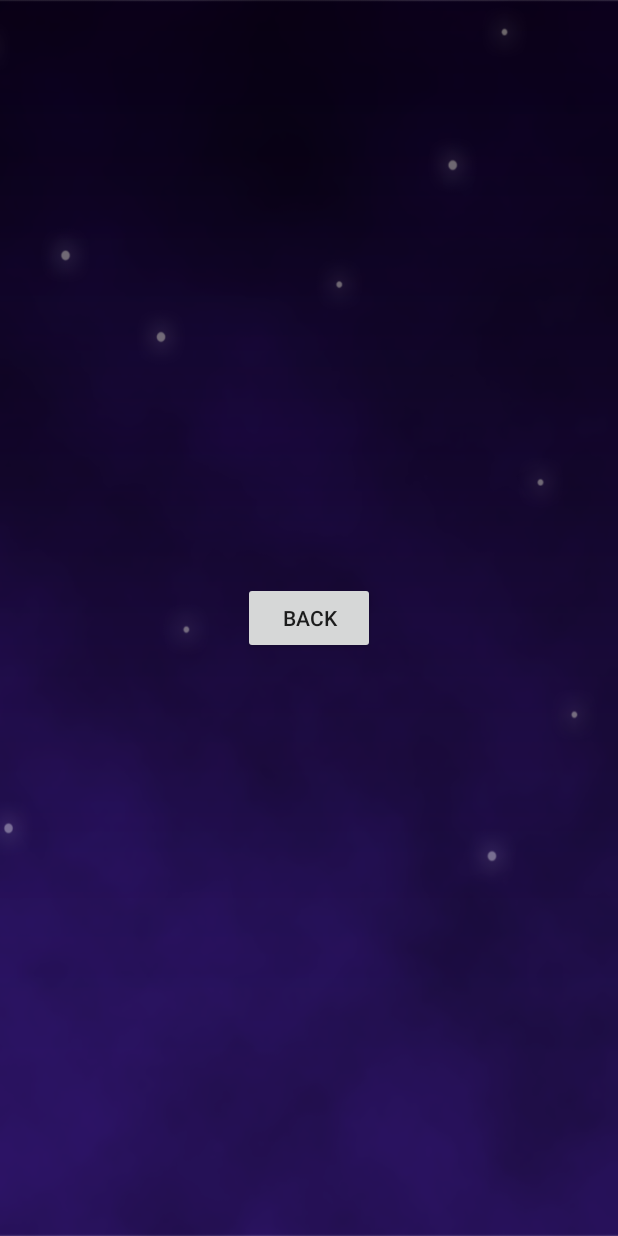
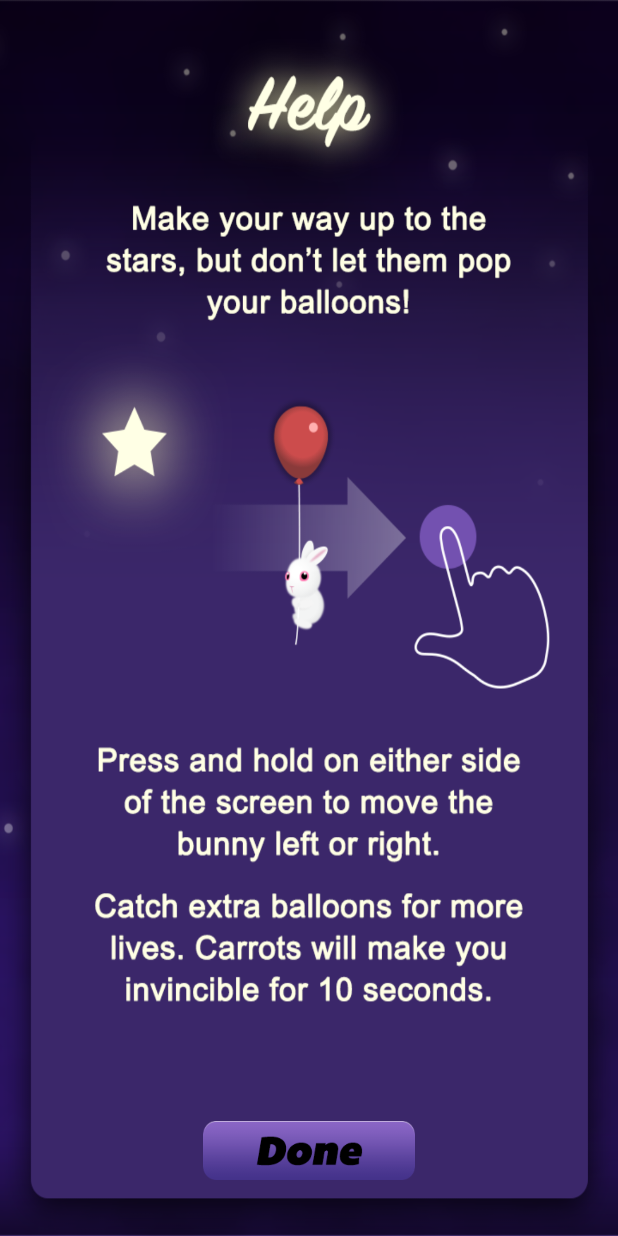
Before and after one commit to andrewr1991/Up-and-Away, an Android app: the HelpActivity screen opened directly, with no data from a screen before it, on a phone screen of 412 x 824 dp. Run offline under Robolectric (Android 15) with nearby library versions, the phone set to English and light mode, and no system bars.

Commit message:
Added help screen

```diff
--- a/UpandAway/app/src/main/java/com/andrewvanpeter/upandaway/HelpActivity.java
+++ b/UpandAway/app/src/main/java/com/andrewvanpeter/upandaway/HelpActivity.java
@@ -13,13 +13,14 @@ public class HelpActivity extends AppCompatActivity {
         super.onCreate(savedInstanceState);
         setContentView(R.layout.activity_help);
 
-        Button backToMainButton = (Button) findViewById(R.id.backToMainButton);
+        final Button backButton = (Button) findViewById(R.id.backButton);
 
         final Intent backToMain = new Intent(this, MainActivity.class);
 
         //Back to main menu
-        backToMainButton.setOnClickListener(new View.OnClickListener() {
+        backButton.setOnClickListener(new View.OnClickListener() {
             public void onClick(View v) {
+                backButton.setBackgroundResource(R.drawable.settings_donedown);
                 startActivity(backToMain);
             }
         });
--- a/UpandAway/app/src/main/java/com/andrewvanpeter/upandaway/SoundPlayer.java
+++ b/UpandAway/app/src/main/java/com/andrewvanpeter/upandaway/SoundPlayer.java
@@ -7,14 +7,19 @@ import android.media.SoundPool;
 public class SoundPlayer {
     private static SoundPool soundPool;
     private static int hitSound;
+    private static  int music;
 
     public SoundPlayer(Context context) {
         soundPool = new SoundPool(2, AudioManager.STREAM_MUSIC, 0);
 
         hitSound = soundPool.load(context, R.raw.hitstar, 1);
+        music = soundPool.load(context, R.raw.lullaby, 1);
     }
 
     public void playHitSound() {
         soundPool.play(hitSound, 1.0f, 1.0f, 1, 0, 1.0f);
     }
+    public void playMusic() {
+        soundPool.play(music, 1.0f, 1.0f, 2, 0, 1.0f);
+    }
 }
--- a/UpandAway/app/src/main/res/layout/activity_help.xml
+++ b/UpandAway/app/src/main/res/layout/activity_help.xml
@@ -4,20 +4,21 @@
     xmlns:tools="http://schemas.android.com/tools"
     android:layout_width="match_parent"
     android:layout_height="match_parent"
-    android:background="@drawable/background_flat_720x1280"
+    android:background="@drawable/help_bg2"
     tools:context="com.andrewvanpeter.upandaway.HelpActivity">
 
     <Button
-        android:id="@+id/backToMainButton"
-        android:layout_width="wrap_content"
-        android:layout_height="wrap_content"
+        android:id="@+id/backButton"
+        android:layout_width="141dp"
+        android:layout_height="39dp"
         android:layout_marginBottom="8dp"
         android:layout_marginEnd="8dp"
         android:layout_marginStart="8dp"
         android:layout_marginTop="8dp"
-        android:text="@string/back"
+        android:background="@drawable/settings_doneup"
         app:layout_constraintBottom_toBottomOf="parent"
         app:layout_constraintEnd_toEndOf="parent"
         app:layout_constraintStart_toStartOf="parent"
-        app:layout_constraintTop_toTopOf="parent" />
+        app:layout_constraintTop_toTopOf="parent"
+        app:layout_constraintVertical_bias="0.962" />
 </android.support.constraint.ConstraintLayout>
```
Also changed, not shown: UpandAway/app/src/main/java/com/andrewvanpeter/upandaway/GameActivity.java (+16 -1 lines), UpandAway/app/src/main/res/layout/activity_high_scores.xml (deleted, +0 -9 lines), UpandAway/app/src/main/res/drawable/help_bg2.png (added), 1 other file.
